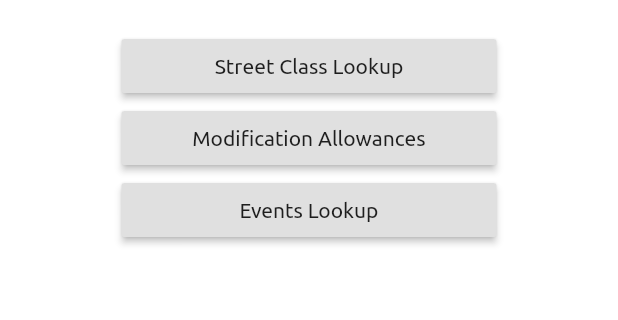
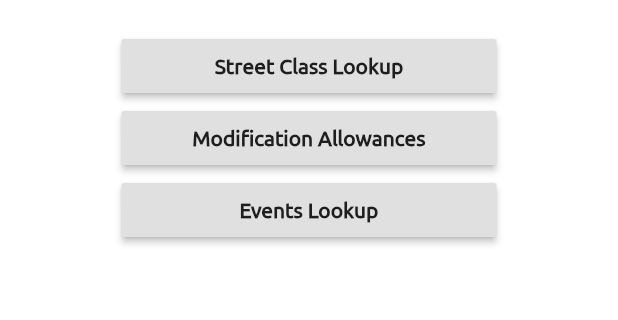
Before and after one commit to JakeTheGingScheuer/flutter_auto_x, a Flutter app: the screen it shows after launch, on a phone screen of 412 x 824 dp, the part 555-875 px from its top. Run offline on Flutter 3.47's test engine with Material 2 defaults, Android fonts, the phone set to English and light mode, and no system bars; our stand-ins replace bloc, equatable, flutter_bloc, localstorage; project files that could hold a hidden picture were left out.

Commit message:
home button now actually navigates back home. Also style changes to the navigation buttons on homepage

```diff
--- a/lib/ui/widgets/navigation_widget.dart
+++ b/lib/ui/widgets/navigation_widget.dart
@@ -28,15 +28,15 @@ class _NavigationState extends State<NavigationWidget> {
           Image(height: 200, image: AssetImage('assets/scca-logo.jpg')),
           SizedBox(height: 20),
           RaisedButton(
-            child: Text('Street Class Lookup'),
+            child: Text('Street Class Lookup', style: TextStyle(fontWeight: FontWeight.bold)),
             onPressed: () => navigationBloc.add(NavigateToCarLookupEvent()),
           ),
           RaisedButton(
-            child: Text('Modification Allowances'),
+            child: Text('Modification Allowances', style: TextStyle(fontWeight: FontWeight.bold)),
             onPressed: () => navigationBloc.add(NavigateToModsEvent()),
           ),
           RaisedButton(
-            child: Text('Events Lookup'),
+            child: Text('Events Lookup', style: TextStyle(fontWeight: FontWeight.bold)),
             onPressed: () => navigationBloc.add(NavigateToEventsEvent()),
           ), SizedBox(height:120)
         ],
```
Also changed, not shown: lib/ui/widgets/car_look_up_widget.dart (+5 -2 lines).
